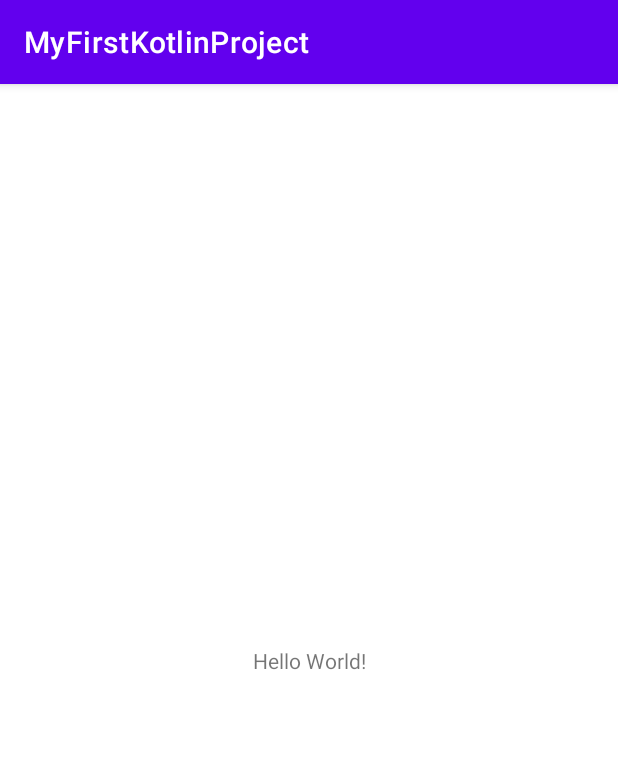
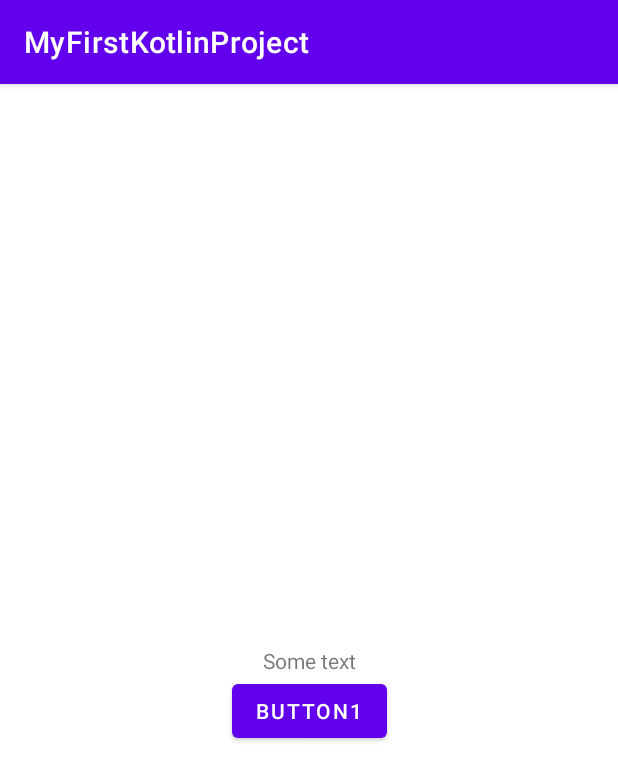
Before and after one commit to DenisRakhmatulin/MyFirstKotlinProject, an Android app: the screen it shows after launch (MainActivity), on a phone screen of 412 x 824 dp. Shown: the top 781 px of the screen. Run offline under Robolectric (Android 15) with nearby library versions, the phone set to English and light mode, and no system bars.

Commit message:
First Kotlin steps

```diff
--- /dev/null
+++ b/app/src/main/java/com/example/myfirstkotlinproject/SomeDataClass.kt
@@ -0,0 +1,3 @@
+package com.example.myfirstkotlinproject
+
+data class SomeDataClass(val a: Int, val b: String)
--- a/app/src/main/res/layout/activity_main.xml
+++ b/app/src/main/res/layout/activity_main.xml
@@ -7,12 +7,24 @@
     tools:context=".MainActivity">
 
     <TextView
+        android:id="@+id/text_view"
         android:layout_width="wrap_content"
         android:layout_height="wrap_content"
-        android:text="Hello World!"
+        android:text="@string/first_text"
         app:layout_constraintBottom_toBottomOf="parent"
         app:layout_constraintLeft_toLeftOf="parent"
         app:layout_constraintRight_toRightOf="parent"
         app:layout_constraintTop_toTopOf="parent" />
 
+    <Button
+        android:id="@+id/btn_main"
+        android:layout_width="wrap_content"
+        android:layout_height="wrap_content"
+        android:layout_gravity="center"
+        app:layout_constraintTop_toBottomOf="@+id/text_view"
+        app:layout_constraintLeft_toLeftOf="parent"
+        app:layout_constraintRight_toRightOf="parent"
+        android:text="@string/btn_click"/>
+
+
 </androidx.constraintlayout.widget.ConstraintLayout>
--- a/app/src/main/res/values/strings.xml
+++ b/app/src/main/res/values/strings.xml
@@ -1,3 +1,5 @@
 <resources>
     <string name="app_name">MyFirstKotlinProject</string>
+    <string name="btn_click">Button1</string>
+    <string name="first_text">Some text</string>
 </resources>
```
Also changed, not shown: app/src/main/java/com/example/myfirstkotlinproject/MainActivity.kt (+48 -0 lines).
